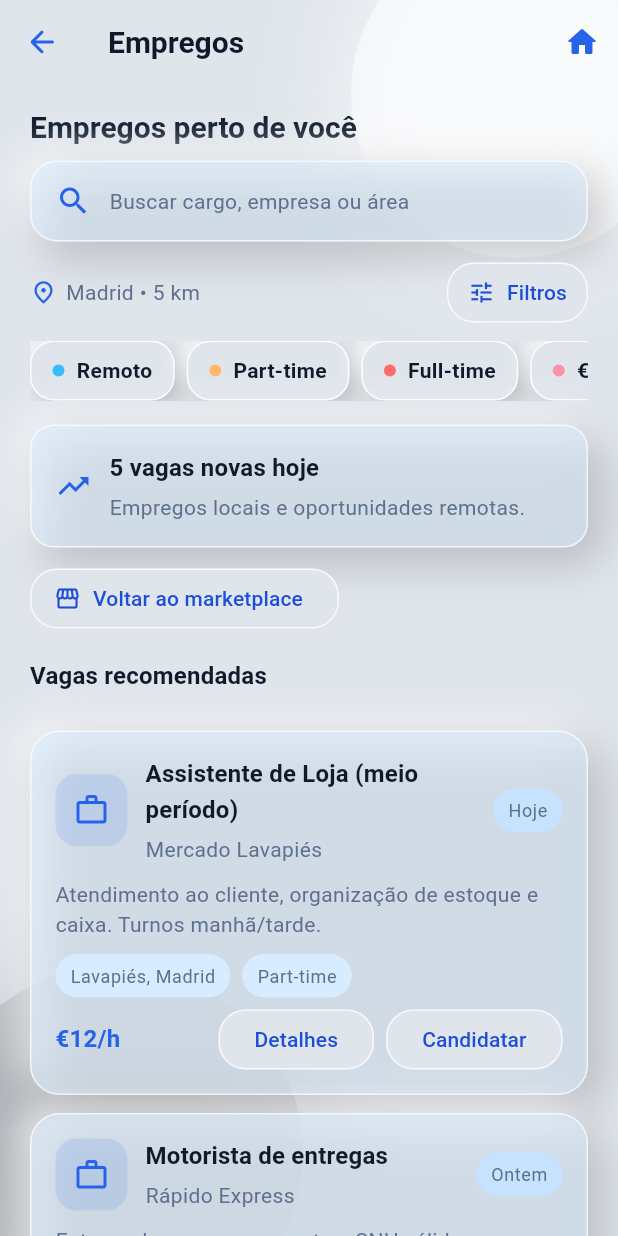
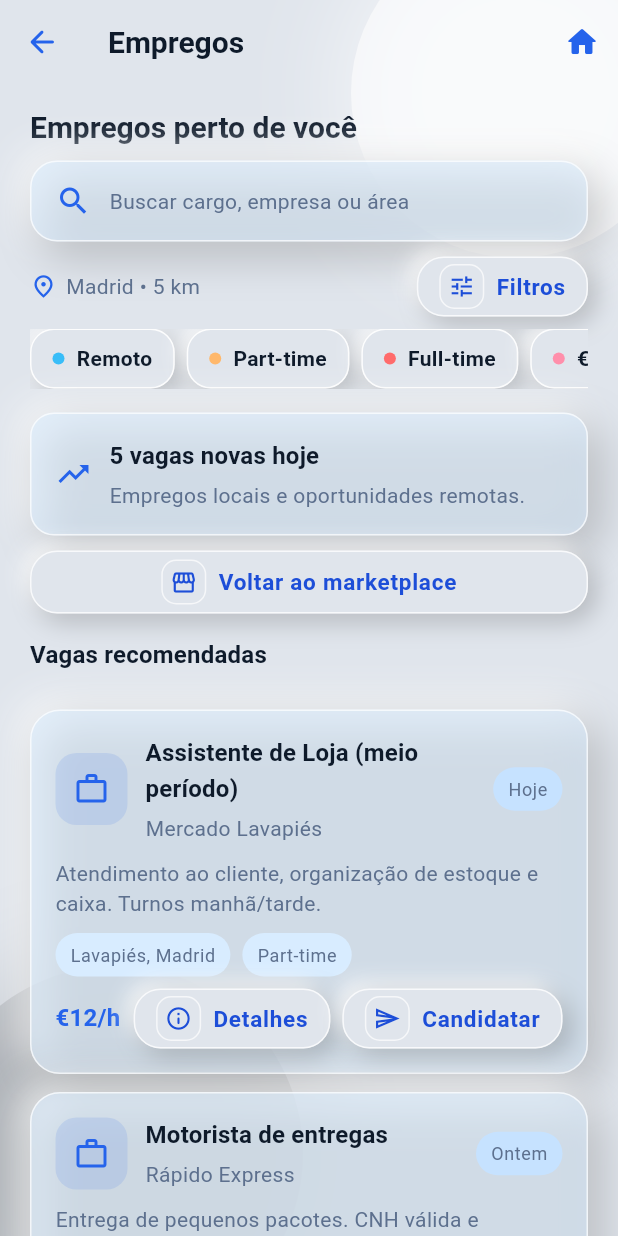
Before and after one commit to Mauricio-HNS/ClinicFlow-AI, a Flutter app: the JobsScreen screen opened by its route, on a phone screen of 412 x 824 dp. Run offline on Flutter 3.47's test engine with Material 3 defaults, Android fonts, the phone set to English and light mode, and no system bars; our stand-ins replace image_picker.

Commit message:
style(jobs): unify jobs area buttons with neumorphic pattern

```diff
--- a/lib/screens/jobs_screen.dart
+++ b/lib/screens/jobs_screen.dart
@@ -4,6 +4,7 @@ import '../models/job.dart';
 import '../theme/app_colors.dart';
 import '../widgets/common.dart';
 import '../widgets/glass.dart';
+import '../widgets/gradient_button.dart';
 
 class JobsScreen extends StatelessWidget {
   const JobsScreen({super.key});
@@ -44,12 +45,13 @@ class JobsScreen extends StatelessWidget {
                         const SizedBox(width: 6),
                         Text('Madrid • 5 km', style: Theme.of(context).textTheme.bodyMedium),
                         const Spacer(),
-                        OutlinedButton.icon(
-                          onPressed: () {},
-                          icon: const Icon(Icons.tune),
-                          label: const Text('Filtros'),
-                          style: OutlinedButton.styleFrom(
-                            minimumSize: const Size(0, 40),
+                        SizedBox(
+                          height: 40,
+                          child: GradientButton(
+                            onPressed: () {},
+                            icon: Icons.tune,
+                            label: 'Filtros',
+                            height: 40,
                             padding: const EdgeInsets.symmetric(horizontal: 14),
                           ),
                         ),
@@ -78,10 +80,12 @@ class JobsScreen extends StatelessWidget {
                     const SizedBox(height: 10),
                     Align(
                       alignment: Alignment.centerLeft,
-                      child: OutlinedButton.icon(
+                      child: GradientButton(
                         onPressed: () => _goHome(context),
-                        icon: const Icon(Icons.storefront_outlined),
-                        label: const Text('Voltar ao marketplace'),
+                        icon: Icons.storefront_outlined,
+                        label: 'Voltar ao marketplace',
+                        height: 42,
+                        padding: const EdgeInsets.symmetric(horizontal: 18),
                       ),
                     ),
                     const SizedBox(height: 16),
@@ -102,12 +106,14 @@ class JobsScreen extends StatelessWidget {
             SliverToBoxAdapter(
               child: Padding(
                 padding: const EdgeInsets.fromLTRB(20, 16, 20, 32),
-                child: FilledButton.icon(
-                  onPressed: () {},
-                  icon: const Icon(Icons.add_business_outlined),
-                  label: const Text('Publicar vaga'),
-                  style: FilledButton.styleFrom(
-                    minimumSize: const Size(double.infinity, 50),
+                child: SizedBox(
+                  width: double.infinity,
+                  child: GradientButton(
+                    onPressed: () {},
+                    icon: Icons.add_business_outlined,
+                    label: 'Publicar vaga',
+                    height: 52,
+                    padding: const EdgeInsets.symmetric(horizontal: 20),
                   ),
                 ),
               ),
@@ -211,20 +217,20 @@ class _JobCard extends StatelessWidget {
               children: [
                 Text(job.salary, style: Theme.of(context).textTheme.titleMedium?.copyWith(color: AppColors.primary)),
                 const Spacer(),
-                SizedBox(
+                GradientButton(
+                  onPressed: () => _openDetail(context, job),
+                  label: 'Detalhes',
+                  icon: Icons.info_outline_rounded,
                   height: 40,
-                  child: OutlinedButton(
-                    onPressed: () => _openDetail(context, job),
-                    child: const Text('Detalhes'),
-                  ),
+                  padding: const EdgeInsets.symmetric(horizontal: 14),
                 ),
                 const SizedBox(width: 8),
-                SizedBox(
+                GradientButton(
+                  onPressed: () {},
+                  label: 'Candidatar',
+                  icon: Icons.send_outlined,
                   height: 40,
-                  child: FilledButton(
-                    onPressed: () {},
-                    child: const Text('Candidatar'),
-                  ),
+                  padding: const EdgeInsets.symmetric(horizontal: 14),
                 ),
               ],
             ),
@@ -262,12 +268,14 @@ class _JobCard extends StatelessWidget {
                 ],
               ),
               const SizedBox(height: 12),
-              FilledButton.icon(
-                onPressed: () {},
-                icon: const Icon(Icons.send_outlined),
-                label: const Text('Candidatar agora'),
-                style: FilledButton.styleFrom(
-                  minimumSize: const Size(double.infinity, 48),
+              SizedBox(
+                width: double.infinity,
+                child: GradientButton(
+                  onPressed: () {},
+                  icon: Icons.send_outlined,
+                  label: 'Candidatar agora',
+                  height: 48,
+                  padding: const EdgeInsets.symmetric(horizontal: 20),
                 ),
               ),
             ],
```
